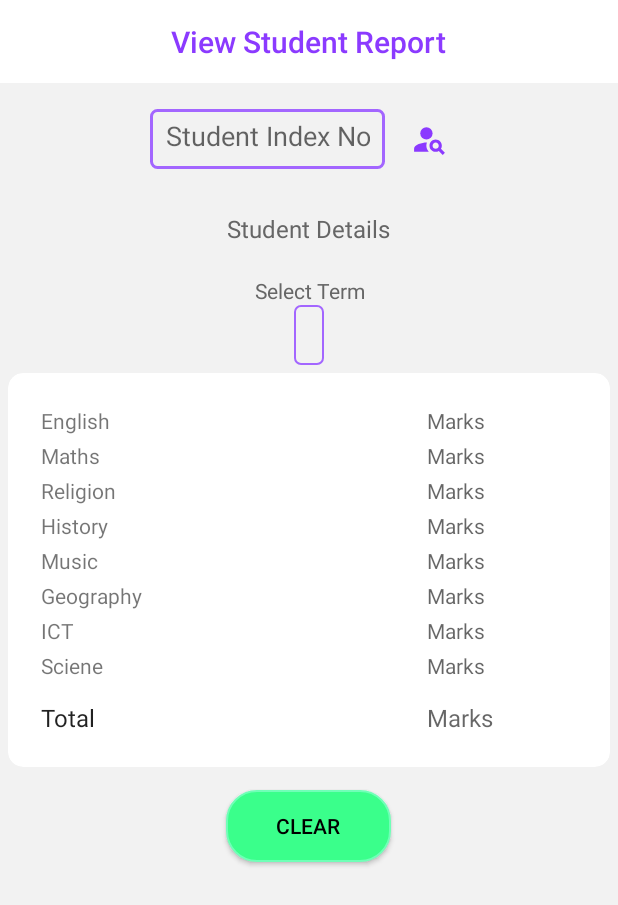
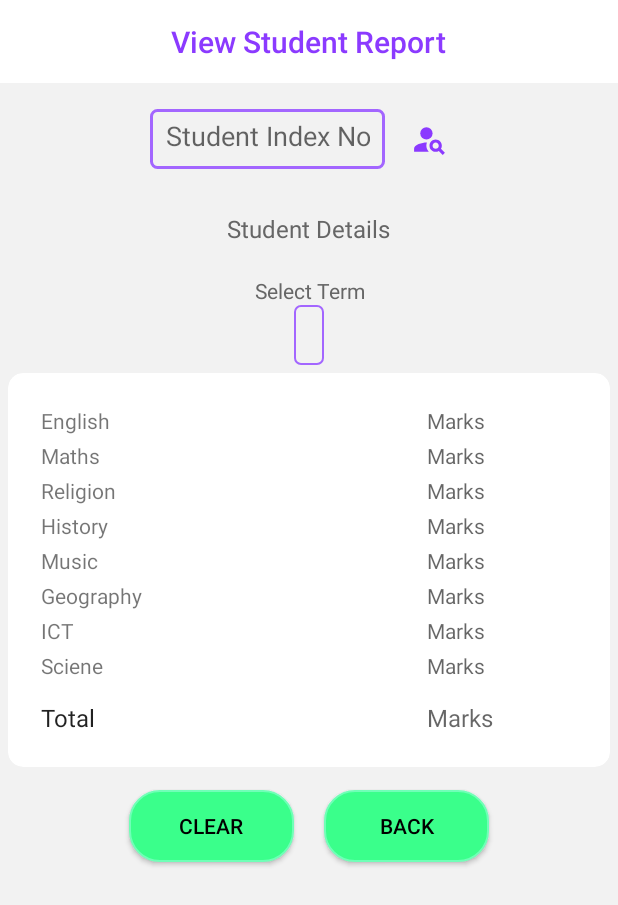
Before and after one commit to ZikrAashik/Smart-Marks, an Android app: the TeacherReportViewActivity screen opened directly, with no data from a screen before it, on a phone screen of 412 x 824 dp. Shown: the top 905 px of the screen. Run offline under Robolectric (Android 15) with nearby library versions, the phone set to English and light mode, and no system bars; our stand-ins replace Firebase (no records; nobody signed in at launch, a user with empty details on screens opened directly).

Commit message:
Fixed user getting null issue and Added back button

```diff
--- a/app/src/main/java/com/zikraashik/smart_marks/AddMarksActivity.java
+++ b/app/src/main/java/com/zikraashik/smart_marks/AddMarksActivity.java
@@ -3,6 +3,7 @@ package com.zikraashik.smart_marks;
 import androidx.annotation.NonNull;
 import androidx.appcompat.app.AppCompatActivity;
 
+import android.content.Intent;
 import android.os.Bundle;
 import android.view.View;
 import android.widget.EditText;
@@ -146,4 +147,9 @@ public class AddMarksActivity extends AppCompatActivity {
     public void clearData(View view) {
         clearFields();
     }
+
+    public void backHome(View view) {
+        startActivity(new Intent(AddMarksActivity.this, StudentHomeActivity.class));
+        finish();
+    }
 }
--- a/app/src/main/res/layout/activity_teacher_report_view.xml
+++ b/app/src/main/res/layout/activity_teacher_report_view.xml
@@ -344,6 +344,12 @@
 
     </androidx.cardview.widget.CardView>
 
+    <LinearLayout
+        android:layout_width="match_parent"
+        android:layout_height="wrap_content"
+        android:gravity="center_horizontal"
+        android:orientation="horizontal">
+
     <androidx.appcompat.widget.AppCompatButton
         android:id="@+id/btn_clear"
         android:layout_width="wrap_content"
@@ -355,4 +361,15 @@
         android:text="Clear"
         android:textColor="@android:color/black" />
 
+    <androidx.appcompat.widget.AppCompatButton
+        android:id="@+id/btn_back"
+        android:layout_width="wrap_content"
+        android:layout_height="wrap_content"
+        android:layout_margin="@dimen/spacing_middle"
+        android:layout_marginTop="@dimen/spacing_large"
+        android:text="Back"
+        android:onClick="backHome"
+        android:background="@drawable/button_secondary_shape"
+        android:textColor="@android:color/black" />
+    </LinearLayout>
 </LinearLayout>
```
Also changed, not shown: app/src/main/java/com/zikraashik/smart_marks/TeacherReportViewActivity.java (+12 -3 lines), app/src/main/res/layout/activity_add_marks.xml (+5 -3 lines).
